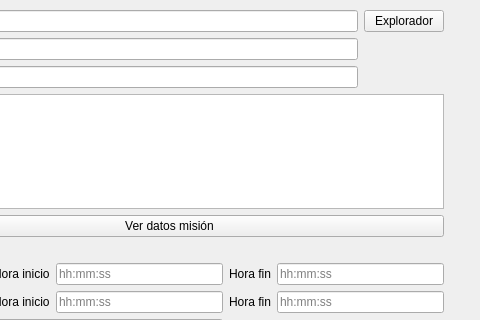
Old version of the form src/widgets/muestreo_window.ui in the repository UCM-237/PprzGCS; both pictures show x 125 to 605 and y 0 to 320 of the 605 by 578 pixel window.
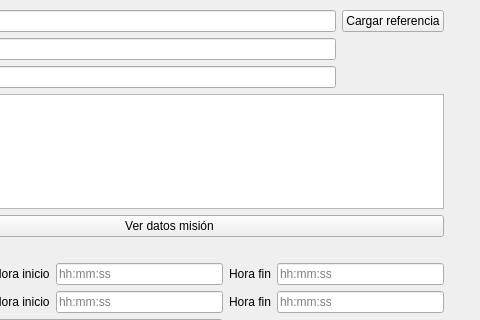
New version of the form.

```diff
--- a/src/widgets/muestreo_window.ui
+++ b/src/widgets/muestreo_window.ui
@@ -83,7 +83,7 @@
       <item row="0" column="2">
        <widget class="QPushButton" name="button_explorer_referencia">
         <property name="text">
-         <string>Explorador</string>
+         <string>Cargar referencia</string>
         </property>
        </widget>
       </item>
```
